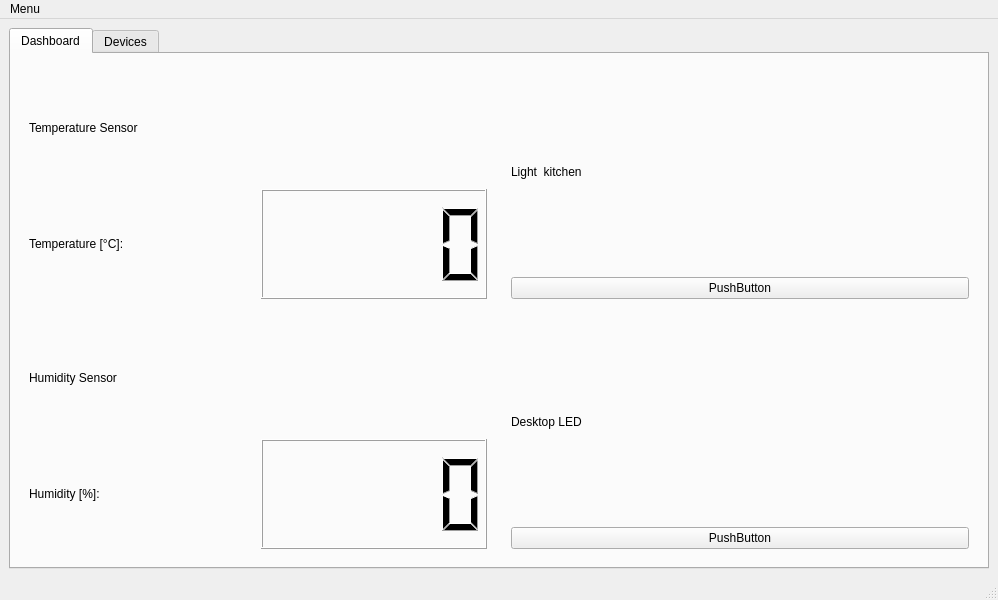
Above: mainwindow.ui from NaixVx/SmartHomeManager before the change. Below: the same form after it.
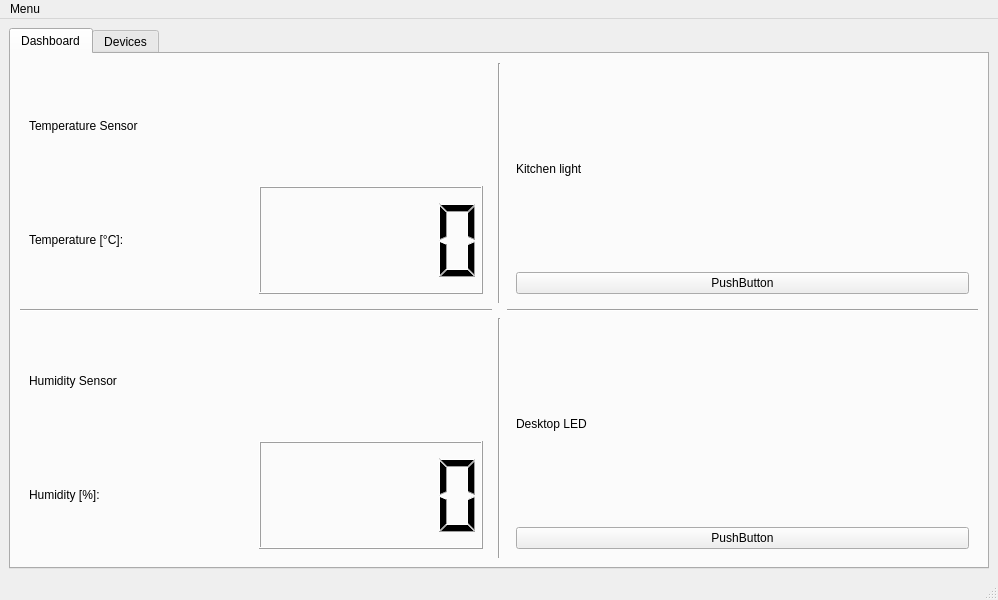
That is the form after the change. The open tabs and pages were chosen to show the change.

Patch:
```diff
--- a/mainwindow.ui
+++ b/mainwindow.ui
@@ -28,26 +28,92 @@
         <string>Dashboard</string>
        </attribute>
        <layout class="QGridLayout" name="gridLayout">
-        <item row="1" column="1">
-         <widget class="QWidget" name="sensor_4" native="true">
-          <layout class="QVBoxLayout" name="verticalLayout_2">
-           <item>
-            <widget class="QLabel" name="label_5">
+        <item row="2" column="0">
+         <widget class="QWidget" name="humiditySensorWidget" native="true">
+          <layout class="QGridLayout" name="gridLayout_3">
+           <item row="2" column="1">
+            <widget class="QLCDNumber" name="humiditySensorValue"/>
+           </item>
+           <item row="2" column="0">
+            <widget class="QLabel" name="humiditySensorLabel">
+             <property name="text">
+              <string>Humidity [%]:</string>
+             </property>
+            </widget>
+           </item>
+           <item row="0" column="0" colspan="2">
+            <widget class="QLabel" name="humiditySensorName">
+             <property name="text">
+              <string>Humidity Sensor</string>
+             </property>
+            </widget>
+           </item>
+          </layout>
+         </widget>
+        </item>
+        <item row="0" column="2">
+         <widget class="QWidget" name="kitchenLightWidget" native="true">
+          <layout class="QGridLayout" name="gridLayout_4">
+           <item row="0" column="0">
+            <widget class="QLabel" name="kitchenLightName">
+             <property name="text">
+              <string>Kitchen light</string>
+             </property>
+            </widget>
+           </item>
+           <item row="1" column="0">
+            <widget class="QPushButton" name="kitchenLightButton">
+             <property name="text">
+              <string>PushButton</string>
+             </property>
+             <property name="checkable">
+              <bool>true</bool>
+             </property>
+            </widget>
+           </item>
+          </layout>
+         </widget>
+        </item>
+        <item row="2" column="1">
+         <widget class="Line" name="line">
+          <property name="orientation">
+           <enum>Qt::Orientation::Vertical</enum>
+          </property>
+         </widget>
+        </item>
+        <item row="2" column="2">
+         <widget class="QWidget" name="desktopLedWidget" native="true">
+          <layout class="QGridLayout" name="gridLayout_5">
+           <item row="0" column="0">
+            <widget class="QLabel" name="desktopLedTitleName">
              <property name="text">
               <string>Desktop LED</string>
              </property>
             </widget>
            </item>
-           <item>
-            <widget class="QPushButton" name="pushButton">
+           <item row="1" column="0">
+            <widget class="QPushButton" name="desktopLedButton">
              <property name="text">
               <string>PushButton</string>
              </property>
+             <property name="checkable">
+              <bool>true</bool>
+             </property>
+             <property name="checked">
+              <bool>false</bool>
+             </property>
             </widget>
            </item>
           </layout>
          </widget>
         </item>
+        <item row="0" column="1">
+         <widget class="Line" name="line_2">
+          <property name="orientation">
+           <enum>Qt::Orientation::Vertical</enum>
+          </property>
+         </widget>
+        </item>
         <item row="0" column="0">
          <widget class="QWidget" name="sensor_2" native="true">
           <layout class="QGridLayout" name="gridLayout_2">
@@ -72,46 +138,17 @@
          </widget>
         </item>
         <item row="1" column="0">
-         <widget class="QWidget" name="sensor_3" native="true">
-          <layout class="QGridLayout" name="gridLayout_3">
-           <item row="2" column="1">
-            <widget class="QLCDNumber" name="lcdNumber_2"/>
-           </item>
-           <item row="2" column="0">
-            <widget class="QLabel" name="label_6">
-             <property name="text">
-              <string>Humidity [%]:</string>
-             </property>
-            </widget>
-           </item>
-           <item row="0" column="0" colspan="2">
-            <widget class="QLabel" name="label_4">
-             <property name="text">
-              <string>Humidity Sensor</string>
-             </property>
-            </widget>
-           </item>
-          </layout>
+         <widget class="Line" name="line_3">
+          <property name="orientation">
+           <enum>Qt::Orientation::Horizontal</enum>
+          </property>
          </widget>
         </item>
-        <item row="0" column="1">
-         <widget class="QWidget" name="sensor_1" native="true">
-          <layout class="QVBoxLayout" name="verticalLayout_3">
-           <item>
-            <widget class="QLabel" name="label_3">
-             <property name="text">
-              <string>Light  kitchen</string>
-             </property>
-            </widget>
-           </item>
-           <item>
-            <widget class="QPushButton" name="pushButton_2">
-             <property name="text">
-              <string>PushButton</string>
-             </property>
-            </widget>
-           </item>
-          </layout>
+        <item row="1" column="2">
+         <widget class="Line" name="line_4">
+          <property name="orientation">
+           <enum>Qt::Orientation::Horizontal</enum>
+          </property>
          </widget>
         </item>
        </layout>
@@ -120,6 +157,47 @@
        <attribute name="title">
         <string>Devices</string>
        </attribute>
+       <layout class="QVBoxLayout" name="verticalLayout_2">
+        <item>
+         <widget class="QPushButton" name="addDeviceButton">
+          <property name="text">
+           <string>Add new device</string>
+          </property>
+          <property name="checkable">
+           <bool>false</bool>
+          </property>
+          <property name="autoDefault">
+           <bool>false</bool>
+          </property>
+          <property name="default">
+           <bool>false</bool>
+          </property>
+         </widget>
+        </item>
+        <item>
+         <widget class="QTableWidget" name="devicesTable">
+          <property name="columnCount">
+           <number>4</number>
+          </property>
+          <column>
+           <property name="text">
+            <string>Device Name</string>
+           </property>
+          </column>
+          <column>
+           <property name="text">
+            <string>State</string>
+           </property>
+          </column>
+          <column>
+           <property name="text">
+            <string>Settings</string>
+           </property>
+          </column>
+          <column/>
+         </widget>
+        </item>
+       </layout>
       </widget>
      </widget>
     </item>
```
Left out of the diff: 12 changed lines with no effect on the pictures.
